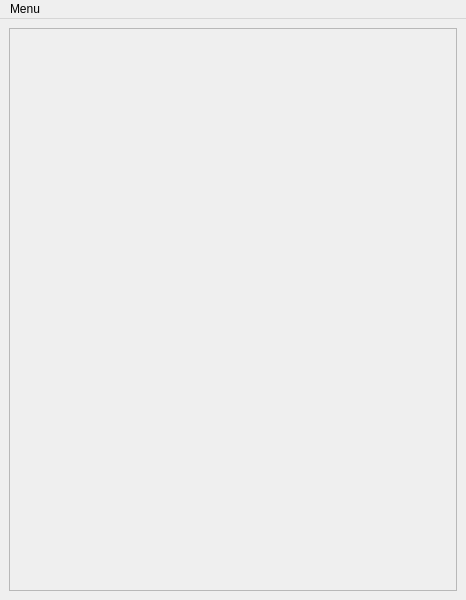
Ulm-IQO/qudi, file gui/switch/ui_switch_gui.ui: the form before one commit.
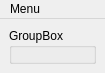
The form after the commit. Icons and pictures are not drawn.

Commit message: reworking the switch logic to use interfuses instead of arbitrary connectors, also reworked the gui accordingly

```diff
--- a/gui/switch/ui_switch_gui.ui
+++ b/gui/switch/ui_switch_gui.ui
@@ -6,8 +6,8 @@
    <rect>
     <x>0</x>
     <y>0</y>
-    <width>466</width>
-    <height>600</height>
+    <width>105</width>
+    <height>73</height>
    </rect>
   </property>
   <property name="windowTitle">
@@ -16,21 +16,10 @@
   <widget class="QWidget" name="centralwidget">
    <layout class="QGridLayout" name="gridLayout">
     <item row="0" column="0">
-     <widget class="QScrollArea" name="scroll_area">
-      <property name="widgetResizable">
-       <bool>true</bool>
+     <widget class="QGroupBox" name="switch_groupBox">
+      <property name="title">
+       <string>GroupBox</string>
       </property>
-      <widget class="QWidget" name="scroll_area_widget">
-       <property name="geometry">
-        <rect>
-         <x>0</x>
-         <y>0</y>
-         <width>446</width>
-         <height>555</height>
-        </rect>
-       </property>
-       <layout class="QVBoxLayout" name="verticalLayout"/>
-      </widget>
      </widget>
     </item>
    </layout>
@@ -40,7 +29,7 @@
     <rect>
      <x>0</x>
      <y>0</y>
-     <width>466</width>
+     <width>105</width>
      <height>25</height>
     </rect>
    </property>
```
Left out of the diff: 9 changed lines with no effect on the pictures. The commit also changes 5 other files.
